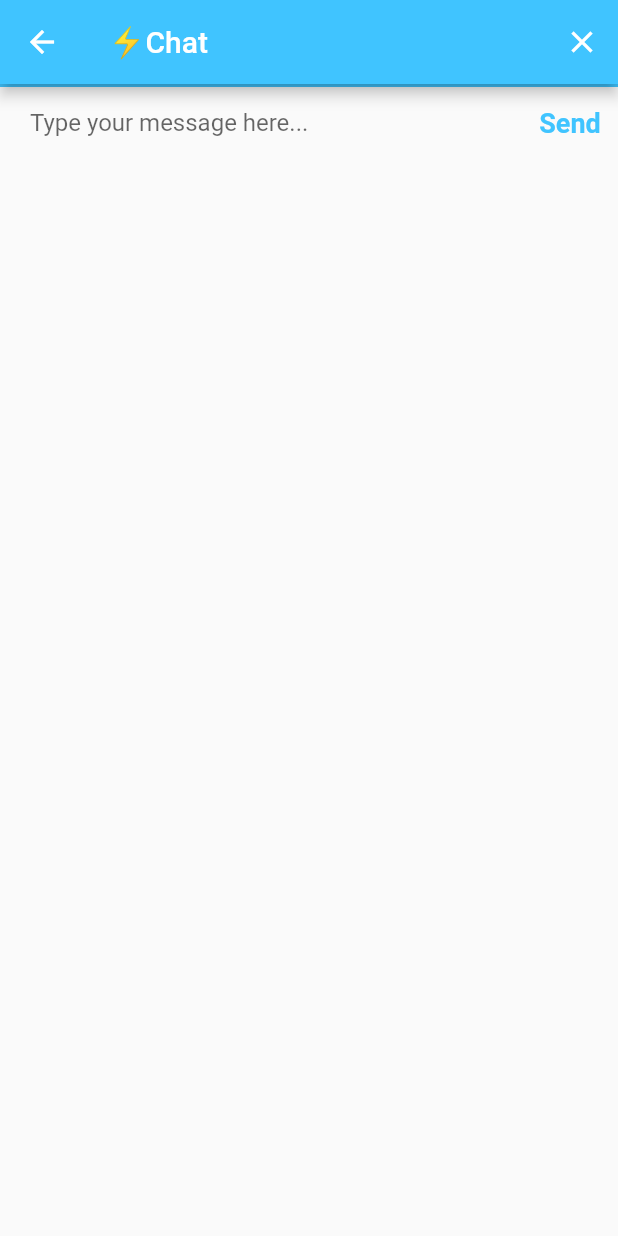
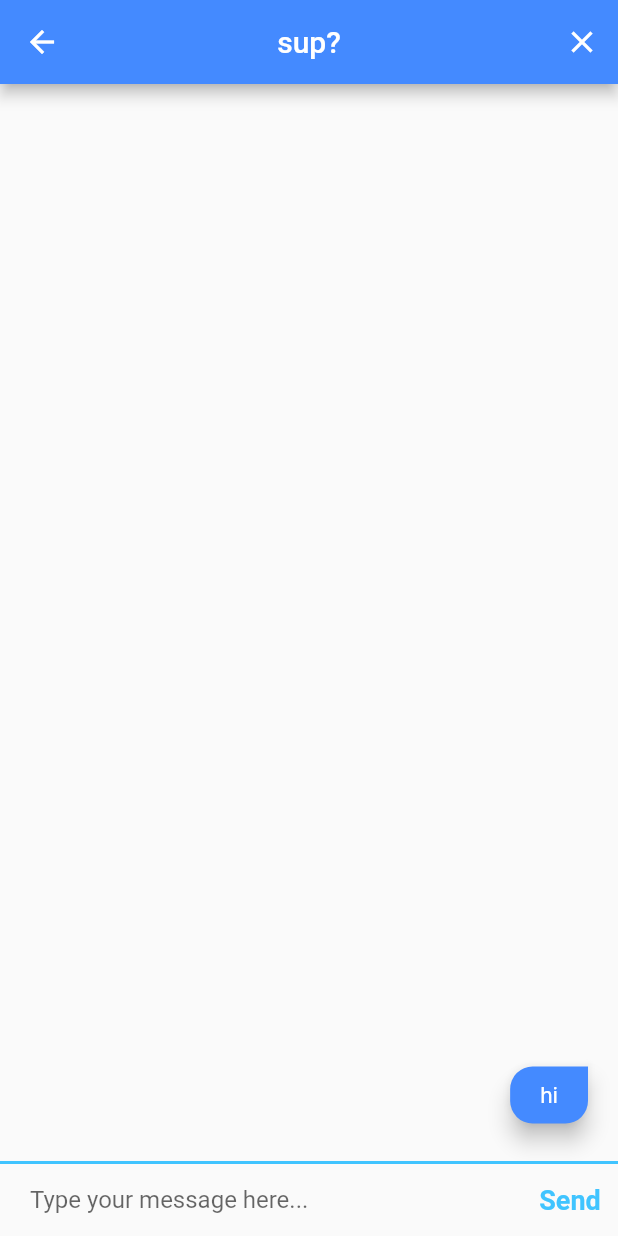
Before and after one commit to vidhi-s/groupchat, a Flutter app: the chat screen opened by its route, after a tap on "Send", on a phone screen of 412 x 824 dp. Run offline on Flutter 3.47's test engine with Material 2 defaults, Android fonts, the phone set to English and light mode, and no system bars; our stand-ins replace animated_text_kit, cloud_firestore, firebase_auth, firebase_core, modal_progress_hud_nsn; accounts and stored records are empty.

Commit message:
Basic UI and Basic Functionality

```diff
--- a/lib/screens/chat.dart
+++ b/lib/screens/chat.dart
@@ -1,11 +1,11 @@
 import 'package:flutter/material.dart';
-import 'package:chat/constants.dart';
+import 'package:chat/constants/constants.dart';
 import 'package:firebase_auth/firebase_auth.dart';
 import 'package:firebase_core/firebase_core.dart';
 import 'package:cloud_firestore/cloud_firestore.dart';
 
 class chat extends StatefulWidget {
-  static String id="chat";
+  static String id = "chat";
   const chat({super.key});
 
   @override
@@ -13,8 +13,33 @@ class chat extends StatefulWidget {
 }
 
 class _chatState extends State<chat> {
+  final textcontroll=TextEditingController();
+  final auth = FirebaseAuth.instance;
+  FirebaseFirestore firestore = FirebaseFirestore.instance;
+  var loggeduser;
+  String msg = 'hi';
+  @override
+  void initState() {
+    super.initState();
+    getcurrentuser();
+  }
+
+  getcurrentuser() async {
+    try {
+      final user = await auth.currentUser;
+      if (user != null) {
+        loggeduser = user;
+        print(loggeduser.email);
+        print(loggeduser.password);
+      }
+    } catch (e) {
+      print(e);
+    }
+  }
+
   @override
   Widget build(BuildContext context) {
+
     return Scaffold(
       appBar: AppBar(
         leading: null,
@@ -22,17 +47,50 @@ class _chatState extends State<chat> {
           IconButton(
               icon: const Icon(Icons.close),
               onPressed: () {
-                //Implement logout functionality
+
+                auth.signOut();
+                Navigator.pop(context);
               }),
         ],
-        title: const Text('⚡️Chat'),
-        backgroundColor: Colors.lightBlueAccent,
+        centerTitle: true,
+        title: Text('sup?'),
+        backgroundColor: Colors.blueAccent,
       ),
       body: SafeArea(
         child: Column(
           mainAxisAlignment: MainAxisAlignment.spaceBetween,
           crossAxisAlignment: CrossAxisAlignment.stretch,
           children: <Widget>[
+            StreamBuilder<QuerySnapshot>(
+                stream: firestore.collection('messages').snapshots(),
+                builder: (context, snapshot) {
+                  List<textwidget> messageblock = [];
+                  if (!snapshot.hasData) {
+                    return Center(
+                      child: CircularProgressIndicator(
+                        backgroundColor: Colors.blueAccent,
+                      ),
+                    );
+                  }
+                  final message = snapshot.data?.docs.reversed;
+
+                  for (var a in message!) {
+                    final text = a.get('message');
+                    final sender = a.get('sender');
+final currentuser=loggeduser.email;
+                    final messagewidget =
+                        textwidget(text: text, sender: sender,me:currentuser ==sender,);
+                    messageblock.add(messagewidget);
+                  }
+
+                  return Expanded(
+                      child: ListView(
+                        reverse: true,
+                    children: messageblock,
+                    padding:
+                        EdgeInsets.symmetric(horizontal: 10.0, vertical: 15.0),
+                  ));
+                }),
             Container(
               decoration: kMessageContainerDecoration,
               child: Row(
@@ -40,15 +98,19 @@ class _chatState extends State<chat> {
                 children: <Widget>[
                   Expanded(
                     child: TextField(
+                      controller: textcontroll,
                       onChanged: (value) {
-                        //Do something with the user input.
+                        msg = value;
                       },
                       decoration: kMessageTextFieldDecoration,
                     ),
                   ),
                   TextButton(
                     onPressed: () {
-                      //Implement send functionality.
+                      textcontroll.clear();
+                      firestore
+                          .collection('messages')
+                          .add({'message': msg, 'sender': loggeduser.email});
                     },
                     child: const Text(
                       'Send',
@@ -64,3 +126,42 @@ class _chatState extends State<chat> {
     );
   }
 }
+
+class textwidget extends StatelessWidget {
+  textwidget({this.text, this.sender,required this.me});
+  String? text;
+  String? sender;
+  bool me;
+  @override
+  Widget build(BuildContext context) {
+    return Padding(
+      padding: EdgeInsets.all(10.0),
+      child: Column(
+        crossAxisAlignment:me? CrossAxisAlignment.end:CrossAxisAlignment.start,
+        children: [
+          Text(sender!,style: TextStyle(
+            color: Colors.grey,
+            fontSize: 10.0
+          ),),
+          Material(
+            borderRadius: me?  BorderRadius.only(topLeft: Radius.circular(15.0),
+                bottomLeft: Radius.circular(15.0),
+            bottomRight: Radius.circular(15.0)):BorderRadius.only(topRight: Radius.circular(15.0),
+                bottomLeft: Radius.circular(15.0),
+                bottomRight: Radius.circular(15.0)),
+              elevation: 6.0,
+              color: me? Colors.blueAccent:Colors.white,
+              child: Padding(
+                padding:
+                    const EdgeInsets.symmetric(horizontal: 20.0, vertical: 10.0),
+                child: Text(
+                  text! ,
+                  style:me?  TextStyle(color: Colors.white, fontSize: 15.0):TextStyle(color: Color(
+                      0xE43D3636), fontSize: 15.0),
+                ),
+              )),
+        ],
+      ),
+    );
+  }
+}
--- a/pubspec.yaml
+++ b/pubspec.yaml
@@ -39,6 +39,7 @@ dependencies:
   firebase_auth: ^4.7.0
   firebase_core: ^2.15.0
   cloud_firestore: ^4.8.3
+  modal_progress_hud_nsn: ^0.4.0
 
 dev_dependencies:
   flutter_test:
```
Also changed, not shown: lib/main.dart (+7 -2 lines), lib/screens/home.dart (+20 -7 lines), lib/screens/login.dart (+33 -8 lines), lib/screens/registration.dart (+37 -8 lines), images/images.jpeg (added), lib/constants/constants.dart (renamed from lib/constants.dart), pubspec.lock, 8 other files.
